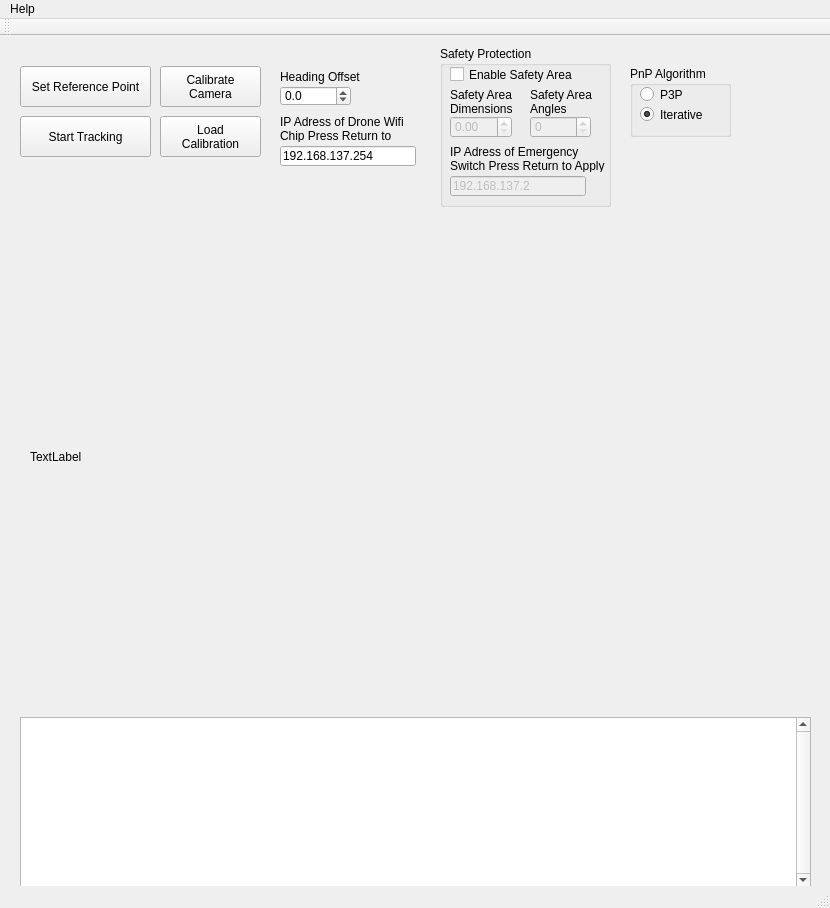
Qt form 4000_Visualization/4100_Benchmark_Visualization/Camera_Tracking/RigidTrack/RigidTrack/RigidTrack.ui (LordTofu/RigidTrack) before a commit.
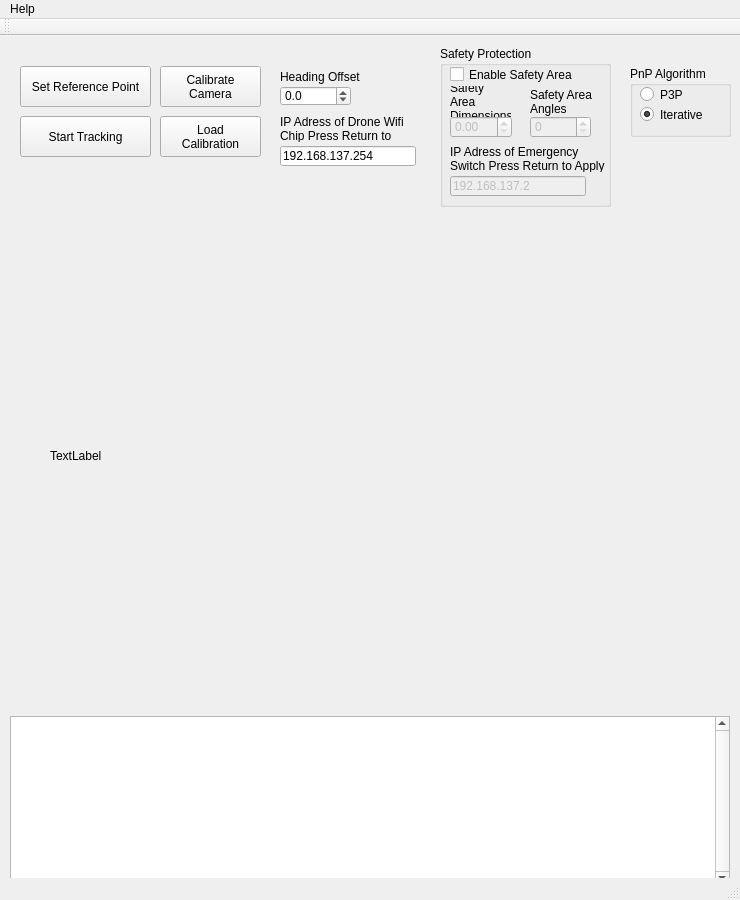
The same form after that commit.

Diff of the .ui file:
```diff
--- a/4000_Visualization/4100_Benchmark_Visualization/Camera_Tracking/RigidTrack/RigidTrack/RigidTrack.ui
+++ b/4000_Visualization/4100_Benchmark_Visualization/Camera_Tracking/RigidTrack/RigidTrack/RigidTrack.ui
@@ -6,8 +6,8 @@
    <rect>
     <x>0</x>
     <y>0</y>
-    <width>830</width>
-    <height>908</height>
+    <width>740</width>
+    <height>900</height>
    </rect>
   </property>
   <property name="windowTitle">
@@ -33,10 +33,10 @@
     </property>
     <property name="geometry">
      <rect>
-      <x>30</x>
-      <y>190</y>
-      <width>771</width>
-      <height>461</height>
+      <x>50</x>
+      <y>180</y>
+      <width>640</width>
+      <height>480</height>
      </rect>
     </property>
     <property name="text">
@@ -87,10 +87,10 @@
    <widget class="QListWidget" name="listLog">
     <property name="geometry">
      <rect>
-      <x>20</x>
-      <y>681</y>
-      <width>791</width>
-      <height>171</height>
+      <x>10</x>
+      <y>680</y>
+      <width>720</width>
+      <height>170</height>
      </rect>
     </property>
     <property name="verticalScrollBarPolicy">
@@ -256,7 +256,7 @@
       <rect>
        <x>10</x>
        <y>40</y>
-       <width>111</width>
+       <width>61</width>
        <height>31</height>
       </rect>
      </property>
@@ -322,7 +322,7 @@
     <rect>
      <x>0</x>
      <y>0</y>
-     <width>830</width>
+     <width>740</width>
      <height>21</height>
     </rect>
    </property>
```
Left out of the diff: 17 changed lines with no effect on the pictures.
